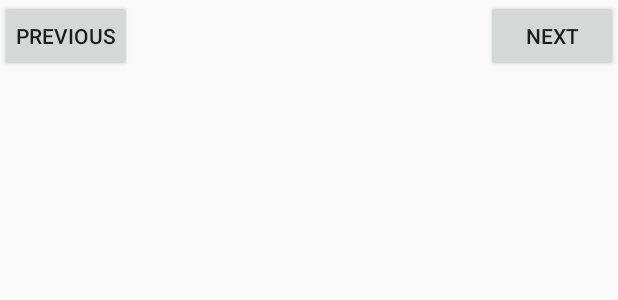
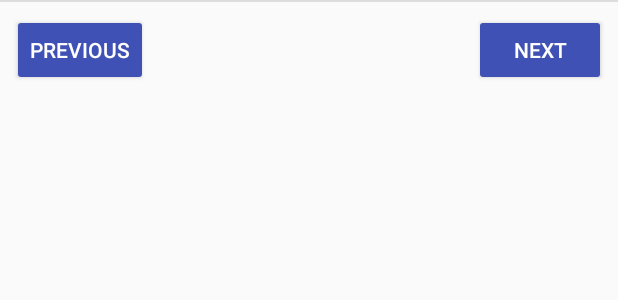
Before and after one commit to hsxrjd/naumen_test, an Android app: the layout fragment_pagination.xml on its own in the app's theme, with its tools: preview values and no code run, on a phone screen of 412 x 824 dp. Shown: the top 300 px of the screen. Run offline under Robolectric (Android 15) with nearby library versions, the phone set to English and light mode, and no system bars; network calls fail.

Commit message:
Replace list item with cards

```diff
--- a/app/build.gradle
+++ b/app/build.gradle
@@ -43,4 +43,6 @@ dependencies {
     compile 'com.squareup.retrofit2:adapter-rxjava2:2.3.0'
     compile 'io.reactivex.rxjava2:rxandroid:2.0.1'
     compile 'com.squareup.picasso:picasso:2.5.2'
+    compile 'com.android.support:cardview-v7:25.3.1'
+
 }
--- a/app/src/main/java/com/wagon/hsxrjd/computerdatabase/card/CardFragment.kt
+++ b/app/src/main/java/com/wagon/hsxrjd/computerdatabase/card/CardFragment.kt
@@ -209,7 +209,7 @@ class CardFragment : Fragment(), CardFragmentView {
         })
         mSimilarities.layoutManager = LinearLayoutManager(context)
         mSimilarities.adapter = mRvAdapter
-        mSimilarities.addItemDecoration(MatItemDecoration(ContextCompat.getDrawable(activity, R.drawable.divider_dark)))
+//        mSimilarities.addItemDecoration(MatItemDecoration(ContextCompat.getDrawable(activity, R.drawable.divider_dark)))
         mSimilarities.isNestedScrollingEnabled = false
     }
 
--- a/app/src/main/java/com/wagon/hsxrjd/computerdatabase/card/presenter/CardPresenter.kt
+++ b/app/src/main/java/com/wagon/hsxrjd/computerdatabase/card/presenter/CardPresenter.kt
@@ -5,6 +5,7 @@ import com.wagon.hsxrjd.computerdatabase.card.CardFragmentView
 import com.wagon.hsxrjd.computerdatabase.card.Interactor.CardInteractor
 import com.wagon.hsxrjd.computerdatabase.contract.BasePresenter
 import com.wagon.hsxrjd.computerdatabase.model.Card
+import io.reactivex.android.schedulers.AndroidSchedulers
 
 /**
  * Created by hsxrjd on 03.06.17.
@@ -16,6 +17,7 @@ class CardPresenter(val mInteractor: CardInteractor) : BasePresenter<CardFragmen
         view?.showLoading()
         mInteractor
                 .getCard(id)
+                .observeOn(AndroidSchedulers.mainThread())
                 .doOnComplete { view?.hideLoading() }
                 .doOnError { view?.showMessage(R.string.message_error_loading_card) }
                 .subscribe(
@@ -29,6 +31,7 @@ class CardPresenter(val mInteractor: CardInteractor) : BasePresenter<CardFragmen
         view?.showLoading()
         mInteractor
                 .getSimilarTo(id)
+                .observeOn(AndroidSchedulers.mainThread())
                 .doOnComplete { view?.hideLoading() }
                 .doOnError { view?.showMessage(R.string.message_error_loading_similar_to) }
                 .subscribe({ c: List<Card>? -> c?.let { view?.showSimilarTo(it) } },
--- a/app/src/main/java/com/wagon/hsxrjd/computerdatabase/list/CardListFragment.kt
+++ b/app/src/main/java/com/wagon/hsxrjd/computerdatabase/list/CardListFragment.kt
@@ -95,7 +95,7 @@ class CardListFragment : Fragment(), CardListFragmentView {
         })
         mRecyclerView.layoutManager = LinearLayoutManager(context)
         mRecyclerView.adapter = mRvAdapter
-        mRecyclerView.addItemDecoration(MatItemDecoration(ContextCompat.getDrawable(activity, R.drawable.divider_dark)))
+//        mRecyclerView.addItemDecoration(MatItemDecoration(ContextCompat.getDrawable(activity, R.drawable.divider_dark)))
     }
 
     override fun showLoading() {
--- a/app/src/main/java/com/wagon/hsxrjd/computerdatabase/list/adapter/EndlessCardRecyclerViewAdapter.kt
+++ b/app/src/main/java/com/wagon/hsxrjd/computerdatabase/list/adapter/EndlessCardRecyclerViewAdapter.kt
@@ -74,7 +74,7 @@ class EndlessCardRecyclerViewAdapter : CardRecyclerViewAdapter(), Loading {
         val v: View = LayoutInflater
                 .from(viewGroup?.context)
                 .inflate(viewType, viewGroup, false)
-        return if (viewType == R.layout.list_item_card) CardRecyclerViewAdapter.CardViewHolder(v) else {
+        return if (viewType == R.layout.list_item_card_cardview) CardRecyclerViewAdapter.CardViewHolder(v) else {
             val holder = EndlessCardRecyclerViewAdapter.LoaderViewHolder(v)
             mProgressBar = WeakReference(holder)
             return holder
@@ -82,7 +82,7 @@ class EndlessCardRecyclerViewAdapter : CardRecyclerViewAdapter(), Loading {
     }
 
     override fun getItemViewType(position: Int): Int {
-        return mCardList[position]?.let { R.layout.list_item_card } ?: R.layout.list_item_loading
+        return mCardList[position]?.let { R.layout.list_item_card_cardview } ?: R.layout.list_item_loading
     }
 
     override fun getItemCount(): Int {
--- a/app/src/main/java/com/wagon/hsxrjd/computerdatabase/list/presenter/CardListPresenter.kt
+++ b/app/src/main/java/com/wagon/hsxrjd/computerdatabase/list/presenter/CardListPresenter.kt
@@ -5,6 +5,7 @@ import com.wagon.hsxrjd.computerdatabase.model.Page
 import com.wagon.hsxrjd.computerdatabase.contract.BasePresenter
 import com.wagon.hsxrjd.computerdatabase.list.CardListFragmentView
 import io.reactivex.Observable
+import io.reactivex.android.schedulers.AndroidSchedulers
 
 /**
  * Created by hsxrjd on 24.05.17.
@@ -13,6 +14,7 @@ class CardListPresenter(mObservable: Observable<Page>) : BasePresenter<CardListF
 
     init {
         mObservable
+                .observeOn(AndroidSchedulers.mainThread())
                 .subscribe({
                     p: Page ->
                     p.items.let {
--- a/app/src/main/java/com/wagon/hsxrjd/computerdatabase/model/source/api/RemoteCardDataSource.kt
+++ b/app/src/main/java/com/wagon/hsxrjd/computerdatabase/model/source/api/RemoteCardDataSource.kt
@@ -16,19 +16,16 @@ class RemoteCardDataSource constructor(val service: NaumenApi) : CardDataSource
     override fun getCard(id: Int): Observable<Card> {
         return service.mApi.getCard(id)
                 .subscribeOn(Schedulers.io())
-                .observeOn(AndroidSchedulers.mainThread())
     }
 
     override fun getSimilarTo(id: Int): Observable<List<Card>> {
         return service.mApi.getSimilarTo(id)
                 .subscribeOn(Schedulers.io())
-                .observeOn(AndroidSchedulers.mainThread())
     }
 
     override fun getCards(page: Int): Observable<Page> {
         return service.mApi.getPage(page)
                 .subscribeOn(Schedulers.io())
-                .observeOn(AndroidSchedulers.mainThread())
     }
 
 }
--- a/app/src/main/java/com/wagon/hsxrjd/computerdatabase/pagin/PaginationFragmentView.kt
+++ b/app/src/main/java/com/wagon/hsxrjd/computerdatabase/pagin/PaginationFragmentView.kt
@@ -7,4 +7,6 @@ import com.wagon.hsxrjd.computerdatabase.contract.BaseCardView
  */
 interface PaginationFragmentView : BaseCardView {
     fun showPage(id: Int, total: Int)
+    fun changeButtonPrevState(state: Boolean)
+    fun changeButtonNextState(state: Boolean)
 }
--- a/app/src/main/res/layout/fragment_pagination.xml
+++ b/app/src/main/res/layout/fragment_pagination.xml
@@ -1,38 +1,56 @@
 <?xml version="1.0" encoding="utf-8"?>
 <RelativeLayout xmlns:android="http://schemas.android.com/apk/res/android"
+    xmlns:tools="http://schemas.android.com/tools"
     android:layout_width="match_parent"
-    xmlns:tools="http://schemas.android.com/tools"
-    tools:context=".pagin.PaginationFragment"
     android:layout_height="match_parent"
-    android:orientation="vertical">
+    android:orientation="vertical"
+    tools:context=".pagin.PaginationFragment">
+
+    <ImageView
+        android:id="@+id/paginator_divider"
+        android:layout_width="match_parent"
+        android:layout_height="wrap_content"
+        android:layout_alignParentTop="true"
+        android:layout_centerVertical="true"
+        android:src="@drawable/divider_dark"
+        tools:ignore="ContentDescription" />
 
     <Button
         android:id="@+id/button_prev"
+        style="@style/MyButton"
         android:layout_width="wrap_content"
-        android:text="@string/button_previous"
-        android:padding="@dimen/padding_8dp"
         android:layout_height="wrap_content"
+        android:layout_alignParentLeft="true"
+        android:layout_alignParentStart="true"
+        android:layout_below="@+id/paginator_divider"
+        android:layout_toEndOf="@+id/text_count"
         android:layout_toRightOf="@+id/text_count"
-        android:layout_toEndOf="@+id/text_count"
-        android:layout_alignParentLeft="true"
-        android:layout_alignParentStart="true" />
+        android:height="36dp"
+        android:minWidth="88dp"
+        android:layout_margin="@dimen/padding_8dp"
+        android:text="@string/button_previous" />
 
     <TextView
         android:id="@+id/text_count"
         android:layout_width="wrap_content"
-        android:padding="@dimen/padding_8dp"
         android:layout_height="wrap_content"
         android:layout_alignBaseline="@+id/button_prev"
-        android:layout_centerHorizontal="true" />
+        android:layout_below="@+id/paginator_divider"
+        android:layout_centerHorizontal="true"
+        android:padding="@dimen/padding_8dp" />
 
     <Button
         android:id="@+id/button_next"
+        style="@style/MyButton"
         android:layout_width="wrap_content"
         android:layout_height="wrap_content"
-        android:text="@string/button_next"
+        android:layout_alignParentEnd="true"
+        android:layout_alignParentRight="true"
+        android:layout_below="@+id/paginator_divider"
+        android:layout_toLeftOf="@+id/text_count"
         android:layout_toStartOf="@+id/text_count"
-        android:layout_toLeftOf="@+id/text_count"
-        android:padding="@dimen/padding_8dp"
-        android:layout_alignParentEnd="true"
-        android:layout_alignParentRight="true" />
+        android:height="36dp"
+        android:minWidth="88dp"
+        android:layout_margin="@dimen/padding_8dp"
+        android:text="@string/button_next" />
 </RelativeLayout>
--- a/app/src/main/res/values/colors.xml
+++ b/app/src/main/res/values/colors.xml
@@ -5,4 +5,5 @@
     <color name="colorAccent">#FF4081</color>
     <color name="list_item_title">#000</color>
     <color name="divider">#ddd</color>
+    <color name="blue">#00f</color>
 </resources>
--- a/app/src/main/res/values/styles.xml
+++ b/app/src/main/res/values/styles.xml
@@ -2,6 +2,8 @@
     <style name="AppTheme" parent="Theme.AppCompat.Light.NoActionBar">
         <item name="colorPrimary">@color/colorPrimary</item>
         <item name="colorPrimaryDark">@color/colorPrimaryDark</item>
-        <item name="colorAccent">@color/colorAccent</item>
+        <item name="colorAccent">@color/colorPrimary</item>
+    </style>
+    <style name="MyButton" parent="Widget.AppCompat.Button.Colored">
     </style>
 </resources>
```
Also changed, not shown: app/src/main/java/com/wagon/hsxrjd/computerdatabase/pagin/PaginationFragment.kt (+9 -5 lines), app/src/main/java/com/wagon/hsxrjd/computerdatabase/pagin/presenter/PaginationPresenter.kt (+27 -3 lines), app/src/main/res/layout/list_item_card_cardview.xml (added, +54 -0 lines), app/src/main/res/values/dimens.xml (+8 -0 lines).
